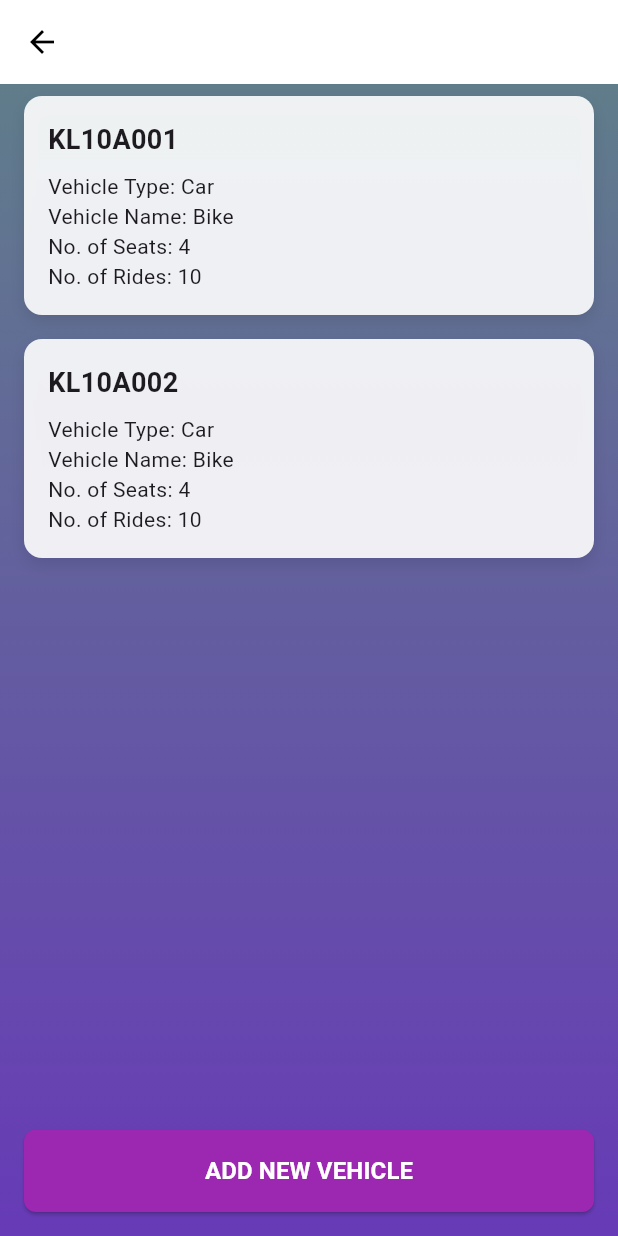
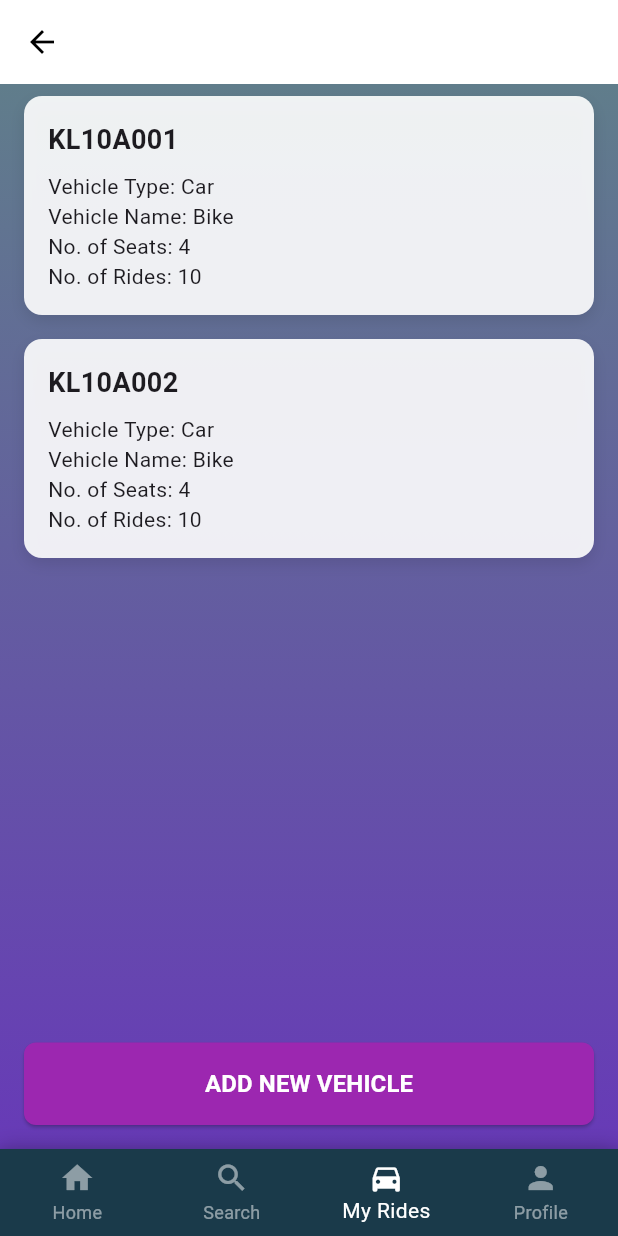
Before and after one commit to jubuhan/Miles2Go, a Flutter app: the ServiceSelectionScreen screen opened directly, after a tap on "CREATE RIDE", on a phone screen of 412 x 824 dp. Run offline on Flutter 3.47's test engine with Material 3 defaults, Android fonts, the phone set to English and light mode, and no system bars; our stand-ins replace geolocator, google_maps_flutter; missing offline and left inert: google_place.

Commit message:
bottom nav

```diff
--- /dev/null
+++ b/lib/screens/bottom_navigation.dart
@@ -0,0 +1,54 @@
+import 'package:flutter/material.dart';
+
+class Miles2GoBottomNav extends StatelessWidget {
+  final int currentIndex;
+  final Function(int) onTap;
+
+  const Miles2GoBottomNav({
+    Key? key,
+    required this.currentIndex,
+    required this.onTap,
+  }) : super(key: key);
+
+  @override
+  Widget build(BuildContext context) {
+    return Container(
+      decoration: BoxDecoration(
+        color: const Color(0xFF1A3A4A),
+        boxShadow: [
+          BoxShadow(
+            color: Colors.black.withOpacity(0.2),
+            blurRadius: 10,
+            offset: const Offset(0, -2),
+          ),
+        ],
+      ),
+      child: BottomNavigationBar(
+        currentIndex: currentIndex,
+        onTap: onTap,
+        backgroundColor: const Color(0xFF1A3A4A),
+        selectedItemColor: Colors.white,
+        unselectedItemColor: Colors.white.withOpacity(0.5),
+        type: BottomNavigationBarType.fixed,
+        items: const [
+          BottomNavigationBarItem(
+            icon: Icon(Icons.home),
+            label: 'Home',
+          ),
+          BottomNavigationBarItem(
+            icon: Icon(Icons.search),
+            label: 'Search',
+          ),
+          BottomNavigationBarItem(
+            icon: Icon(Icons.directions_car),
+            label: 'My Rides',
+          ),
+          BottomNavigationBarItem(
+            icon: Icon(Icons.person),
+            label: 'Profile',
+          ),
+        ],
+      ),
+    );
+  }
+}
--- a/lib/screens/service_selection_screen.dart
+++ b/lib/screens/service_selection_screen.dart
@@ -1,5 +1,6 @@
 import 'package:flutter/material.dart';
 import 'package:miles2go/screens/vehicle_list.dart';
+import './bottom_navigation.dart'; // Import the bottom nav widget
 import 'ride_search_screen.dart';
 
 class ServiceSelectionScreen extends StatefulWidget {
@@ -116,30 +117,8 @@ class _ServiceSelectionScreenState extends State<ServiceSelectionScreen> {
           ),
         ),
       ),
-      // Added Bottom Navigation Bar
-      bottomNavigationBar: BottomNavigationBar(
-        type: BottomNavigationBarType.fixed,
-        backgroundColor: Colors.blue.shade900,
-        selectedItemColor: Colors.orange,
-        unselectedItemColor: Colors.white70,
-        items: const <BottomNavigationBarItem>[
-          BottomNavigationBarItem(
-            icon: Icon(Icons.home),
-            label: 'Home',
-          ),
-          BottomNavigationBarItem(
-            icon: Icon(Icons.search),
-            label: 'Search',
-          ),
-          BottomNavigationBarItem(
-            icon: Icon(Icons.directions_car),
-            label: 'Rides',
-          ),
-          BottomNavigationBarItem(
-            icon: Icon(Icons.person),
-            label: 'Profile',
-          ),
-        ],
+      // Using the reusable Bottom Navigation Bar
+      bottomNavigationBar: Miles2GoBottomNav(
         currentIndex: _selectedIndex,
         onTap: _onItemTapped,
       ),
--- a/lib/screens/vehicle_list.dart
+++ b/lib/screens/vehicle_list.dart
@@ -1,9 +1,27 @@
 import 'package:flutter/material.dart';
 import 'package:miles2go/screens/publish_ride.dart';
 import 'add_vehicle_page.dart'; // Import AddVehiclePage
+import './bottom_navigation.dart'; // Import bottom nav widget
 
-class VehicleListScreen extends StatelessWidget {
+class VehicleListScreen extends StatefulWidget {
   const VehicleListScreen({super.key});
+
+  @override
+  State<VehicleListScreen> createState() => _VehicleListScreenState();
+}
+
+class _VehicleListScreenState extends State<VehicleListScreen> {
+  // Navigation state
+  int _selectedIndex = 2; // Set to 2 for Rides tab
+
+  void _onItemTapped(int index) {
+    setState(() {
+      _selectedIndex = index;
+    });
+
+    // Add navigation logic here if needed
+    // For demonstration, we're just updating the selected index
+  }
 
   @override
   Widget build(BuildContext context) {
@@ -122,6 +140,11 @@ class VehicleListScreen extends StatelessWidget {
           ),
         ],
       ),
+      // Add the bottom navigation bar
+      bottomNavigationBar: Miles2GoBottomNav(
+        currentIndex: _selectedIndex,
+        onTap: _onItemTapped,
+      ),
     );
   }
 }
```
Also changed, not shown: lib/screens/available_rides_screen.dart (+32 -9 lines), lib/screens/publish_ride.dart (+24 -1 lines), lib/screens/ride_search_screen.dart (+45 -0 lines), lib/screens/waiting_confirmation_screen.dart (+28 -5 lines), 1 other file.
